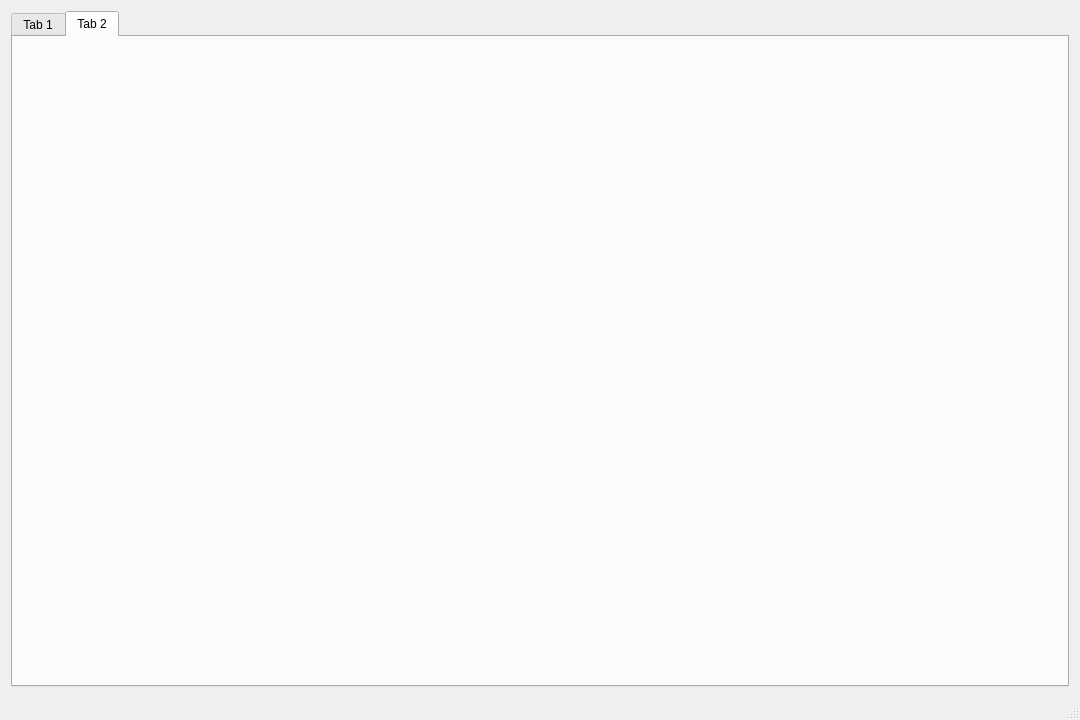
Above: mainwindow.ui from NevilleNoah/HikvisionCamera2 before the change. Below: the same form after it.
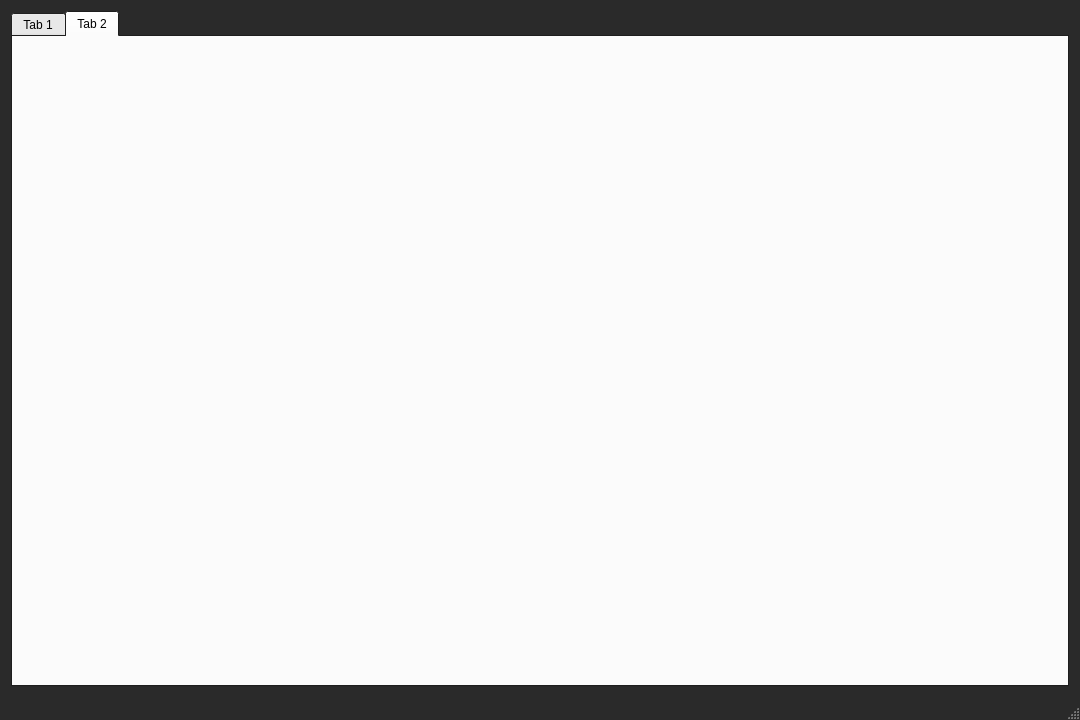
That is the form after the change.

Patch:
```diff
--- a/mainwindow.ui
+++ b/mainwindow.ui
@@ -16,9 +16,79 @@
     <verstretch>0</verstretch>
    </sizepolicy>
   </property>
+  <property name="palette">
+   <palette>
+    <active>
+     <colorrole role="Base">
+      <brush brushstyle="SolidPattern">
+       <color alpha="255">
+        <red>255</red>
+        <green>255</green>
+        <blue>255</blue>
+       </color>
+      </brush>
+     </colorrole>
+     <colorrole role="Window">
+      <brush brushstyle="SolidPattern">
+       <color alpha="255">
+        <red>42</red>
+        <green>42</green>
+        <blue>42</blue>
+       </color>
+      </brush>
+     </colorrole>
+    </active>
+    <inactive>
+     <colorrole role="Base">
+      <brush brushstyle="SolidPattern">
+       <color alpha="255">
+        <red>255</red>
+        <green>255</green>
+        <blue>255</blue>
+       </color>
+      </brush>
+     </colorrole>
+     <colorrole role="Window">
+      <brush brushstyle="SolidPattern">
+       <color alpha="255">
+        <red>42</red>
+        <green>42</green>
+        <blue>42</blue>
+       </color>
+      </brush>
+     </colorrole>
+    </inactive>
+    <disabled>
+     <colorrole role="Base">
+      <brush brushstyle="SolidPattern">
+       <color alpha="255">
+        <red>42</red>
+        <green>42</green>
+        <blue>42</blue>
+       </color>
+      </brush>
+     </colorrole>
+     <colorrole role="Window">
+      <brush brushstyle="SolidPattern">
+       <color alpha="255">
+        <red>42</red>
+        <green>42</green>
+        <blue>42</blue>
+       </color>
+      </brush>
+     </colorrole>
+    </disabled>
+   </palette>
+  </property>
   <property name="windowTitle">
    <string>MainWindow</string>
   </property>
+  <property name="autoFillBackground">
+   <bool>true</bool>
+  </property>
+  <property name="styleSheet">
+   <string notr="true"/>
+  </property>
   <property name="toolButtonStyle">
    <enum>Qt::ToolButtonTextBesideIcon</enum>
   </property>
```
